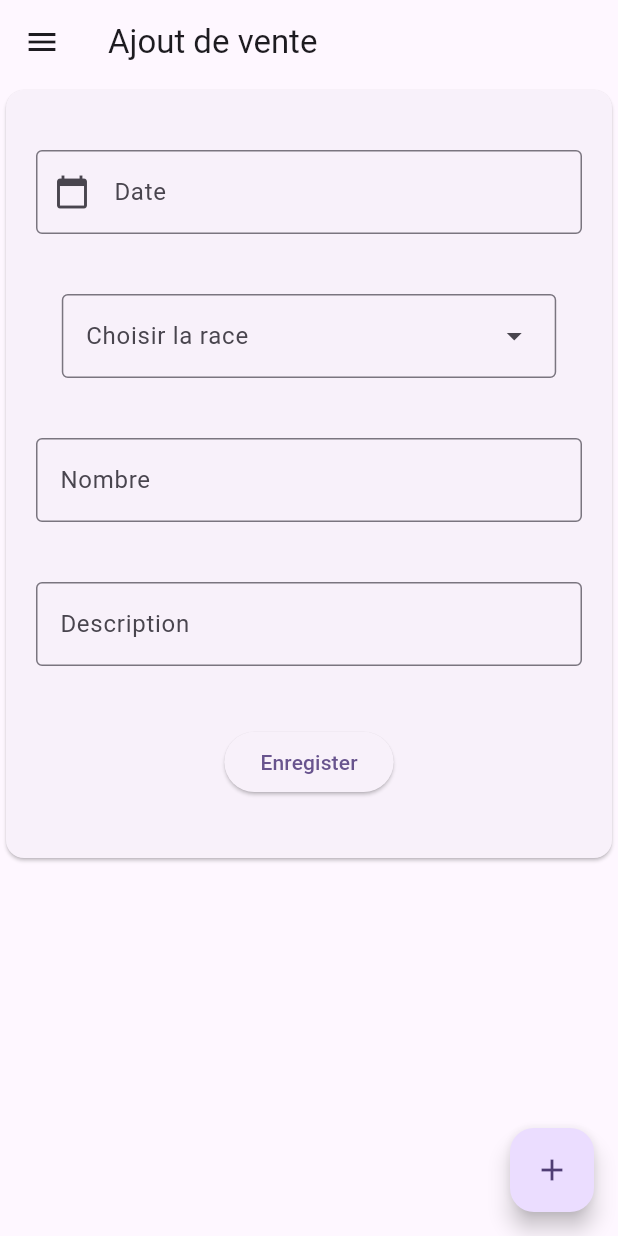
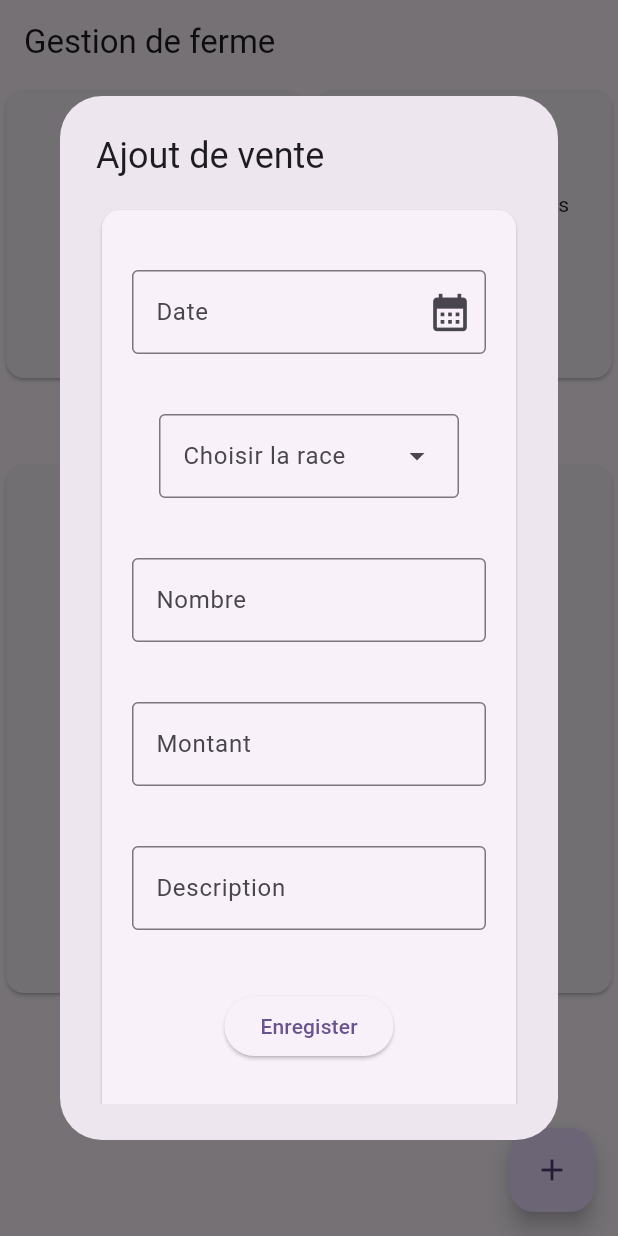
Before and after one commit to tonydgbd/farmges, a Flutter app: the screen it shows after launch, after a tap on "Ajouter une vente", on a phone screen of 412 x 824 dp. Run offline on Flutter 3.47's test engine with Material 2 defaults, Android fonts, the phone set to English and light mode, and no system bars; our stand-ins replace cloud_firestore, firebase_core, flutter_easyloading, get; missing offline and left inert: add_2_calendar; accounts and stored records are empty.

Commit message:
les fonctionnalité sont des showDialog mtn
Ajouter une vente:
	◦  utiliser un datePicker *
	◦  ajouter le prix de vente  total de la vente *
	◦  ajouter le champ date d’arrive des poulet pour l’identification *
Ajout de poulet
	◦	ajouter un datepicker *
Ajout depense
	◦	ajouter un datepicker *
	◦	Sur le champ description corrige le type de clavier *
Enregistrer deces
	◦	formater la date d’ajout des poulets en yyyy-MM-jj *
	◦	ajouter un datepicker pour la date de deces *
	◦	Changer description en cause de deces *

Autre remarque
	◦	Retirer le drawer *
	◦	Faire des showDialog pour les fonctionalite plutot que d’autre pages *

```diff
--- a/lib/main.dart
+++ b/lib/main.dart
@@ -19,16 +19,16 @@ void main() async {
   Get.put(CoreController());
   Get.put(DrawerNavController());
   Get.put(StockController());
-  runApp(const MyApp());
+  runApp(MyApp());
 }
 
 class MyApp extends StatelessWidget {
-  const MyApp({super.key});
 
   // This widget is the root of your application.
   @override
   Widget build(BuildContext context) {
     return GetMaterialApp(
+      debugShowCheckedModeBanner: false,
       builder: EasyLoading.init(),
       title: 'Gestion de ferme',
       theme: ThemeData(
@@ -40,25 +40,25 @@ class MyApp extends StatelessWidget {
   }
 }
 
-class MyHomePage extends StatelessWidget {
-  MyHomePage({super.key});
+// class MyHomePage extends StatelessWidget {
+//   MyHomePage({super.key});
 
-  @override
-  Widget build(BuildContext context) {
-    // This method is rerun every time setState is called, for instance as done
-    // by the _incrementCounter method above.
-    //
-    // The Flutter framework has been optimized to make rerunning build methods
-    // fast, so that you can just rebuild anything that needs updating rather
-    // than having to individually change instances of widgets.
-    return Scaffold(
-      floatingActionButton: FloatingActionButton(
-        onPressed: () {
-          Get.defaultDialog(content: AddPopulation());
-        },
-        tooltip: 'Increment',
-        child: const Icon(Icons.add),
-      ), // This trailing comma makes auto-formatting nicer for build methods.
-    );
-  }
-}
+//   @override
+//   Widget build(BuildContext context) {
+//     // This method is rerun every time setState is called, for instance as done
+//     // by the _incrementCounter method above.
+//     //
+//     // The Flutter framework has been optimized to make rerunning build methods
+//     // fast, so that you can just rebuild anything that needs updating rather
+//     // than having to individually change instances of widgets.
+//     return Scaffold(
+//       floatingActionButton: FloatingActionButton(
+//         onPressed: () {
+//           Get.defaultDialog(content: AddPopulation());
+//         },
+//         tooltip: 'Increment',
+//         child: const Icon(Icons.add),
+//       ), // This trailing comma makes auto-formatting nicer for build methods.
+//     );
+//   }
+// }
--- a/lib/views/pages/ajout_vente.dart
+++ b/lib/views/pages/ajout_vente.dart
@@ -5,7 +5,7 @@ import 'package:farmges/views/widgets/description_field.dart';
 import 'package:farmges/views/widgets/form_card.dart';
 import 'package:flutter/material.dart';
 import 'package:get/get.dart';
-
+import 'package:farmges/views/widgets/select_field.dart';
 import '../widgets/nombre_field.dart';
 import '../widgets/page_layout.dart';
 import '../widgets/race_select.dart';
@@ -16,7 +16,8 @@ class AjoutVente extends StatelessWidget
         DateInputMixin,
         DescriptionInputMixin,
         NombreInputMixin,
-        RaceSelectMixin {
+        RaceSelectMixin,
+        SelectFieldMixin{
   DateTime now = DateTime.now();
   CoreController controller = Get.find();
 
@@ -40,16 +41,24 @@ class AjoutVente extends StatelessWidget
 
   @override
   Widget build(BuildContext context) {
-    return PageLayout(
-        ListView(children: [
+    return EachPage(
+        Container(
+          height: 600,
+          width: 400,
+          child: SingleChildScrollView(
+            child: Column(children: [
               FormCard([
                 DateInput(),
                 RaceSelect(),
+                // Select(),
                 NombreInput('Nombre'),
-            DescriptionInput(),
+                NombreInput('Montant'),
+                DescriptionInput('Description'),
                 SubmitButton("Enregister", saveVente)
               ])
             ]),
+          ),
+        ),
         title: const Text("Ajout de vente"));
   }
 }
--- a/lib/views/pages/home.dart
+++ b/lib/views/pages/home.dart
@@ -50,7 +50,7 @@ class HomePage extends StatelessWidget {
                           switch (page) {
                             case AjoutDeces:
                               pageWidget = AjoutDeces();
-                              Get.to(pageWidget);
+                              // Get.to(pageWidget);
                               break;
                             case AjoutDepense:
                               pageWidget = AjoutDepense();
@@ -65,7 +65,10 @@ class HomePage extends StatelessWidget {
                               pageWidget = AjoutRace();
                               break;
                           }
-                          Get.to(pageWidget);
+                          // Get.to(pageWidget);
+                          showDialog(context: context, builder: (context) {
+                            return pageWidget;
+                          },);
                         },
                         child: Text(action['label'])),
                   ),
--- a/lib/views/widgets/date_field.dart
+++ b/lib/views/widgets/date_field.dart
@@ -1,5 +1,6 @@
 import 'package:flutter/material.dart';
 import 'package:flutter/services.dart';
+import 'package:intl/intl.dart';
 
 class DateInputField extends StatelessWidget {
   Function? getDateValue;
@@ -8,13 +9,13 @@ class DateInputField extends StatelessWidget {
   DateInputField({required this.dateController, this.getDateValue, this.label});
 
   onChangeDate(DateTime date) {
-    dateController.text = date.toString();
+    dateController.text = DateFormat('yyyy-MM-dd').format(date);
   }
 
   openCallendar(BuildContext context) async {
     var initialDate = DateTime.now();
-    var firstDate = DateTime.now();
-    var lastDate = DateTime(2024, 12, 12, 12, 12);
+    var firstDate = DateTime(2020);
+    var lastDate = DateTime.now();;
     var date = await showDatePicker(
         context: context,
         initialDate: initialDate,
@@ -28,15 +29,16 @@ class DateInputField extends StatelessWidget {
     return Padding(
       padding: const EdgeInsets.all(20.0),
       child: TextField(
-        keyboardType: TextInputType.number,
+        keyboardType: TextInputType.none,
         controller: dateController,
         readOnly: true,
         decoration: InputDecoration(
           border: const OutlineInputBorder(),
           label: Text("$label"),
-          prefixIcon: IconButton(
+          hintText: DateFormat('yyyy-MM-dd').format(DateTime.now()),
+          suffixIcon: IconButton(
               onPressed: () => openCallendar(context),
-              icon: const Icon(Icons.calendar_today)),
+              icon: const Icon(Icons.calendar_month,size: 30,)),
         ),
       ),
     );
--- a/lib/views/widgets/description_field.dart
+++ b/lib/views/widgets/description_field.dart
@@ -1,15 +1,15 @@
 import 'package:flutter/cupertino.dart';
 import 'package:flutter/material.dart';
 
-Widget DescriptionInputField(TextEditingController controller) {
+Widget DescriptionInputField(TextEditingController controller,String? label) {
   return Padding(
     padding: const EdgeInsets.all(20),
     child: TextField(
-      keyboardType: TextInputType.number,
+      keyboardType: TextInputType.text,
       controller:controller,
       decoration: InputDecoration(
         border: OutlineInputBorder(),
-        labelText: 'Description',
+        labelText: label,
       ),
     ),
   );
@@ -26,7 +26,7 @@ mixin class DescriptionInputMixin {
     descriptionController.clear();
   }
 
-  Widget DescriptionInput(){
-    return DescriptionInputField(descriptionController);
+  Widget DescriptionInput(String label){
+    return DescriptionInputField(descriptionController,label);
   }
 }
--- a/lib/views/widgets/page_layout.dart
+++ b/lib/views/widgets/page_layout.dart
@@ -10,7 +10,7 @@ Widget PageLayout(Widget child,
     appBar: AppBar(
       title: title,
     ),
-    drawer: DrawerMenu(),
+    // drawer: DrawerMenu(),
     body: child,
     floatingActionButton: FloatingActionButton(
       onPressed: () {
@@ -21,3 +21,10 @@ Widget PageLayout(Widget child,
     ),
   );
 }
+Widget EachPage(Widget child,
+    {Widget title = const Text("Gestion de ferme")}){
+    return AlertDialog(
+    title: title,
+    content: Expanded(child: child),
+  );
+}
--- a/lib/views/widgets/race_select.dart
+++ b/lib/views/widgets/race_select.dart
@@ -8,7 +8,7 @@ Widget RaceSelectField(TextEditingController controller) {
   return Padding(
     padding: const EdgeInsets.all(20),
     child: DropdownMenu(
-        width: Get.width * 0.8,
+        width: 200,
         controller: controller,
         label: const Text("Choisir la race"),
         dropdownMenuEntries: [
--- a/lib/views/widgets/select_field.dart
+++ b/lib/views/widgets/select_field.dart
@@ -6,7 +6,7 @@ Widget SelectField(TextEditingController controller,
   return Padding(
     padding: const EdgeInsets.all(20),
     child: DropdownMenu(
-        width: Get.width * 0.8,
+        width: 200,
         controller: controller,
         label: Text(label ?? "Choisir"),
         dropdownMenuEntries: [
--- a/lib/views/widgets/submit_btn.dart
+++ b/lib/views/widgets/submit_btn.dart
@@ -3,6 +3,6 @@ import 'package:flutter/material.dart';
 Widget SubmitButton(String label, Function submit) {
   return Padding(
     padding: const EdgeInsets.all(20),
-    child: ElevatedButton(onPressed: () => submit(), child: Text(label)),
+    child: ElevatedButton(onPressed: () { submit();;}, child: Text(label)),
   );
 }
--- a/pubspec.yaml
+++ b/pubspec.yaml
@@ -39,6 +39,8 @@ dependencies:
   cloud_firestore: ^4.9.0
   flutter_easyloading: ^3.0.5
   calendar_date_picker2: ^0.5.3
+  intl: ^0.18.1
+
 
 dev_dependencies:
   flutter_test:
```
Also changed, not shown: lib/views/pages/ajout_deces.dart (+9 -3 lines), lib/views/pages/ajout_depense.dart (+9 -3 lines), lib/views/pages/ajout_poulets.dart (+6 -2 lines), pubspec.lock. Lines whose indentation alone changed are shown as unchanged.
